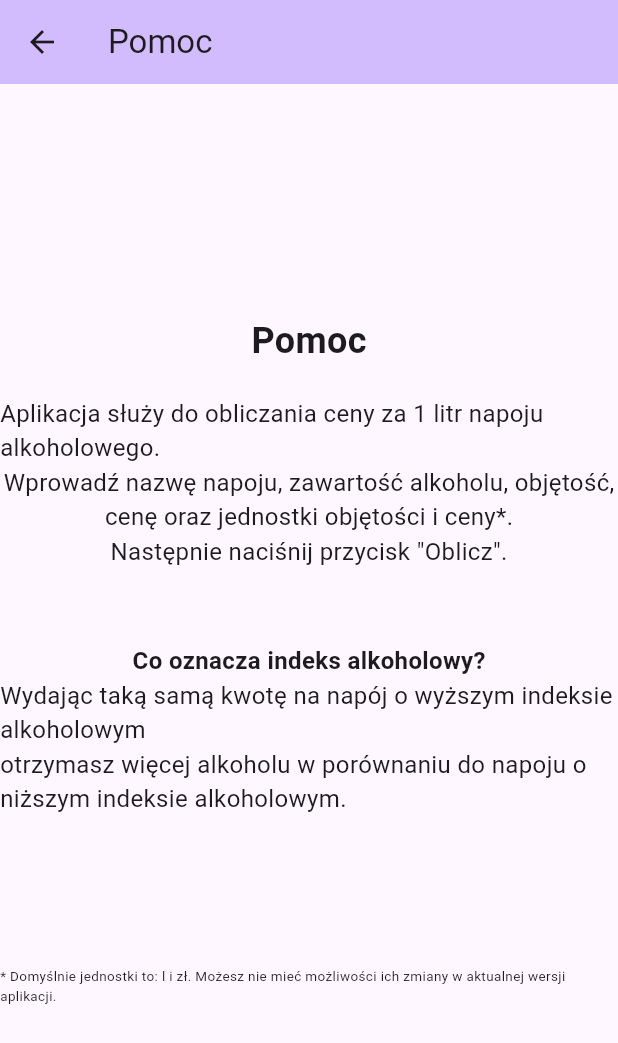
After one commit to DrEverr/drink_calculator, a Flutter app: the screen it shows after launch, after a tap on the "help" icon, on a phone screen of 412 x 824 dp. The commit adds this screen. Shown: the top 1043 px of the screen. Run offline on Flutter 3.47's test engine with Material 3 defaults, Android fonts, the phone set to English and light mode, and no system bars; our stand-ins replace bloc, equatable, flutter_bloc.

Commit message:
dodanie okna z pomoca

```diff
--- a/lib/app.dart
+++ b/lib/app.dart
@@ -1,4 +1,5 @@
 import 'package:drink_calculator/src/home_screen.dart';
+import 'package:drink_calculator/src/ui/help_screen.dart';
 import 'package:flutter/material.dart';
 
 class DrinkCalculatorApp extends StatelessWidget {
@@ -14,6 +15,14 @@ class DrinkCalculatorApp extends StatelessWidget {
       ),
       home: const HomePage(title: 'Kalulator alkoholowy'),
       debugShowCheckedModeBanner: false,
+      onGenerateRoute: (settings) {
+        if (settings.name == '/help') {
+          return MaterialPageRoute<void>(
+            builder: (context) => const HelpScreen(title: 'Pomoc'),
+          );
+        }
+        return null;
+      },
     );
   }
 }
--- a/lib/src/home_screen.dart
+++ b/lib/src/home_screen.dart
@@ -43,6 +43,13 @@ class _HomePageState extends State<HomePage> {
         title: Text(widget.title),
         actions: [
           IconButton(
+            icon: const Icon(Icons.help),
+            tooltip: 'Pomoc',
+            onPressed: () {
+              Navigator.of(context).pushNamed('/help');
+            },
+          ),
+          IconButton(
             icon: const Icon(Icons.calculate),
             tooltip: 'Oblicz',
             onPressed: () {
--- /dev/null
+++ b/lib/src/ui/help_screen.dart
@@ -0,0 +1,82 @@
+import 'package:flutter/material.dart';
+
+class HelpScreen extends StatelessWidget {
+  const HelpScreen({super.key, required this.title});
+
+  final String title;
+
+  @override
+  Widget build(BuildContext context) {
+    return Scaffold(
+      appBar: AppBar(
+        backgroundColor: Theme.of(context).colorScheme.inversePrimary,
+        title: Text(title),
+      ),
+      body: const Center(
+        child: Column(
+          mainAxisAlignment: MainAxisAlignment.center,
+          children: <Widget>[
+            Text(
+              'Pomoc',
+              style: TextStyle(
+                fontSize: 24,
+                fontWeight: FontWeight.bold,
+              ),
+            ),
+            SizedBox(height: 20),
+            Text(
+              'Aplikacja służy do obliczania ceny za 1 litr napoju alkoholowego.',
+              style: TextStyle(
+                fontSize: 16,
+              ),
+            ),
+            Text(
+              'Wprowadź nazwę napoju, zawartość alkoholu, objętość,',
+              style: TextStyle(
+                fontSize: 16,
+              ),
+            ),
+            Text(
+              'cenę oraz jednostki objętości i ceny*.',
+              style: TextStyle(
+                fontSize: 16,
+              ),
+            ),
+            Text(
+              'Następnie naciśnij przycisk "Oblicz".',
+              style: TextStyle(
+                fontSize: 16,
+              ),
+            ),
+            SizedBox(height: 50),
+            Text(
+              'Co oznacza indeks alkoholowy?',
+              style: TextStyle(
+                fontSize: 16,
+                fontWeight: FontWeight.bold,
+              ),
+            ),
+            Text(
+              'Wydając taką samą kwotę na napój o wyższym indeksie alkoholowym',
+              style: TextStyle(
+                fontSize: 16,
+              ),
+            ),
+            Text(
+              'otrzymasz więcej alkoholu w porównaniu do napoju o niższym indeksie alkoholowym.',
+              style: TextStyle(
+                fontSize: 16),
+            ),
+            SizedBox(height: 100),
+            Text(
+              '* Domyślnie jednostki to: l i zł. Możesz nie mieć możliwości ich zmiany w aktualnej wersji aplikacji.',
+              style: TextStyle(
+                fontSize: 9,
+              ),
+            ),
+          ],
+        )
+      ),
+    );
+  }
+}
```
